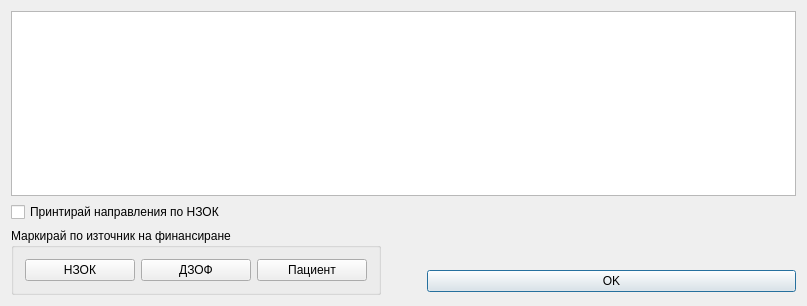
First picture: the form in src/View/Widgets/ProcedurePrintSelectDialog.ui, repository thefinalcutbg/DinoDent, before the edit.
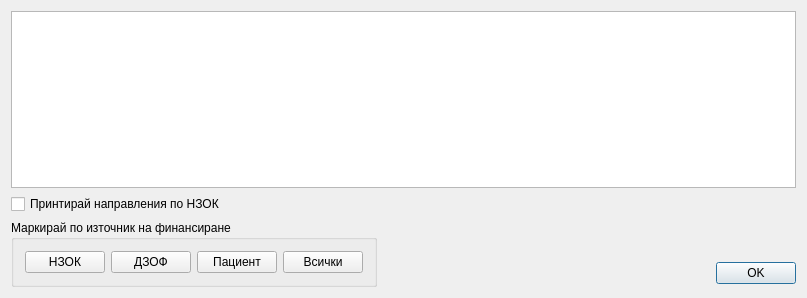
Second picture: the form after the edit.

```diff
--- a/src/View/Widgets/ProcedurePrintSelectDialog.ui
+++ b/src/View/Widgets/ProcedurePrintSelectDialog.ui
@@ -10,7 +10,7 @@
     <x>0</x>
     <y>0</y>
     <width>807</width>
-    <height>306</height>
+    <height>298</height>
    </rect>
   </property>
   <property name="minimumSize">
@@ -76,6 +76,13 @@
             </property>
            </widget>
           </item>
+          <item>
+           <widget class="QPushButton" name="allButton">
+            <property name="text">
+             <string>Всички</string>
+            </property>
+           </widget>
+          </item>
          </layout>
         </item>
        </layout>
@@ -83,10 +90,13 @@
      </item>
      <item>
       <spacer name="horizontalSpacer">
+       <property name="orientation">
+        <enum>Qt::Orientation::Horizontal</enum>
+       </property>
        <property name="sizeHint" stdset="0">
         <size>
-         <width>40</width>
-         <height>20</height>
+         <width>20</width>
+         <height>40</height>
         </size>
        </property>
       </spacer>
@@ -95,6 +105,9 @@
       <layout class="QVBoxLayout" name="verticalLayout_2">
        <item>
         <spacer name="verticalSpacer">
+         <property name="orientation">
+          <enum>Qt::Orientation::Vertical</enum>
+         </property>
          <property name="sizeType">
           <enum>QSizePolicy::Fixed</enum>
          </property>
```
Left out of the diff: 4 changed lines with no effect on the pictures.
